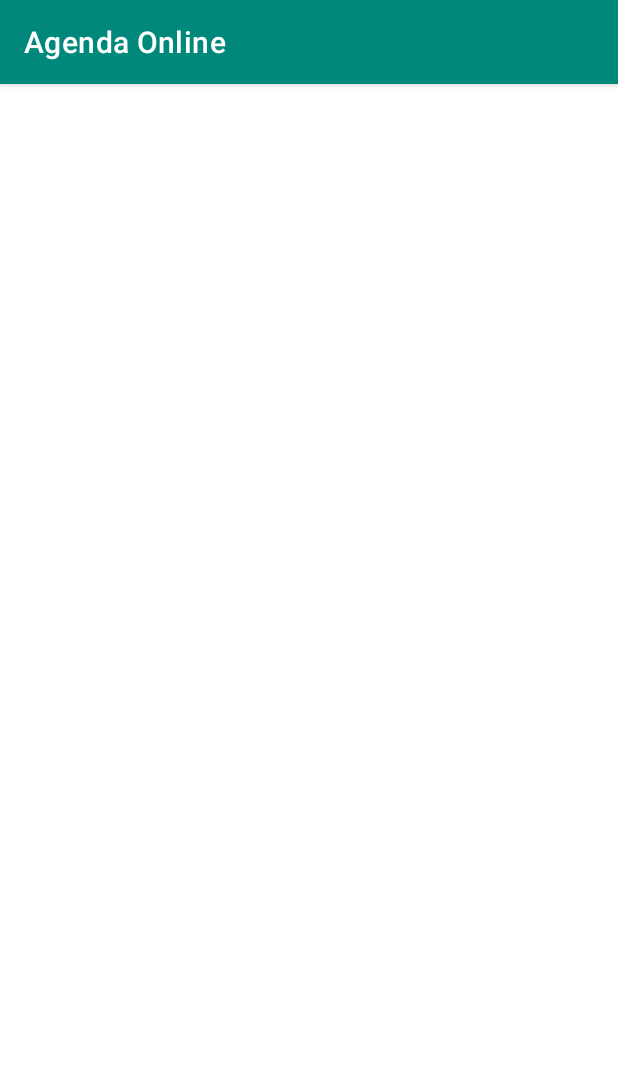
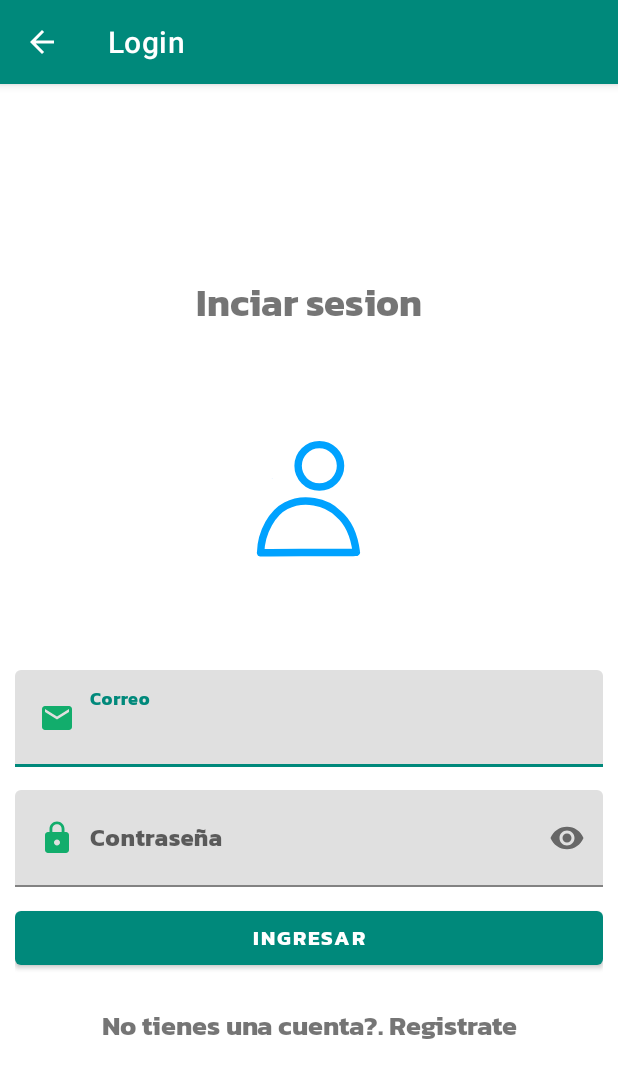
Before and after one commit to V3Ronica1/PROYECTO-FINAL-DAUTE, an Android app: the Login screen opened directly, with no data from a screen before it, on a phone screen of 412 x 824 dp. Shown: the top 1078 px of the screen. Run offline under Robolectric (Android 15) with nearby library versions, the light colour scheme and no system bars; our stand-ins replace Firebase (no records; nobody signed in at launch, a user with empty details on screens opened directly).

Commit message:
Inicio de sesion hecho

```diff
--- a/app/src/main/java/com/Login.java
+++ b/app/src/main/java/com/Login.java
@@ -1,16 +1,128 @@
 package com;
 
+import androidx.annotation.NonNull;
+import androidx.appcompat.app.ActionBar;
 import androidx.appcompat.app.AppCompatActivity;
 
+import android.app.ProgressDialog;
+import android.content.Intent;
 import android.os.Bundle;
+import android.text.TextUtils;
+import android.util.Patterns;
+import android.view.View;
+import android.widget.Button;
+import android.widget.EditText;
+import android.widget.TextView;
+import android.widget.Toast;
 
+import com.google.android.gms.tasks.OnCompleteListener;
+import com.google.android.gms.tasks.OnFailureListener;
+import com.google.android.gms.tasks.Task;
+import com.google.firebase.auth.AuthResult;
+import com.google.firebase.auth.FirebaseAuth;
+import com.google.firebase.auth.FirebaseUser;
 import com.vg.agenda_online.R;
 
 public class Login extends AppCompatActivity {
+
+    EditText CorreoLogin,PassLongin;
+    Button Btn_Logeo;
+    TextView usuarionuevotxt;
+
+    ProgressDialog progressDialog;
+
+    FirebaseAuth firebaseAuth;
+
+    //Validar los datos
+    String correo = " ", password = " ";
 
     @Override
     protected void onCreate(Bundle savedInstanceState) {
         super.onCreate(savedInstanceState);
         setContentView(R.layout.activity_login);
+
+        ActionBar actionBar=getSupportActionBar();
+        actionBar.setTitle("Login");
+        actionBar.setDisplayHomeAsUpEnabled(true);
+        actionBar.setDisplayHomeAsUpEnabled(true);
+
+        CorreoLogin = findViewById(R.id.CorreoLogin);
+        PassLongin=findViewById(R.id.PassLongin);
+        Btn_Logeo=findViewById(R.id.Btn_Logeo);
+        usuarionuevotxt=findViewById(R.id.usuarionuevotxt);
+
+        firebaseAuth = FirebaseAuth.getInstance();
+
+        progressDialog = new ProgressDialog(Login.this);
+        progressDialog.setTitle("Espere por favor");
+        progressDialog.setCanceledOnTouchOutside(false);
+
+
+
+        Btn_Logeo.setOnClickListener(new View.OnClickListener() {
+            @Override
+            public void onClick(View view) {
+                ValidarDatos();
+            }
+        });
+
+        usuarionuevotxt.setOnClickListener(new View.OnClickListener() {
+            @Override
+            public void onClick(View view) {
+                startActivity(new Intent(Login.this,Registro.class));
+            }
+        });
+    }
+
+    private void ValidarDatos() {
+
+        correo=CorreoLogin.getText().toString();
+        password=PassLongin.getText().toString();
+
+        if (!Patterns.EMAIL_ADDRESS.matcher(correo).matches()){
+            Toast.makeText(this, "Correo Invalido", Toast.LENGTH_SHORT).show();
+        }
+        else if (TextUtils.isEmpty(password)){
+            Toast.makeText(this, "Ingrese contraseña", Toast.LENGTH_SHORT).show();
+        }
+        else {
+            LoginDeUsuario();
+        }
+    }
+
+    private void LoginDeUsuario() {
+        progressDialog.setMessage("Iniciando sesion...");
+        progressDialog.show();
+        firebaseAuth.signInWithEmailAndPassword(correo,password)
+                .addOnCompleteListener(Login.this, new OnCompleteListener<AuthResult>() {
+                    @Override
+                    public void onComplete(@NonNull Task<AuthResult> task) {
+
+                        if (task.isSuccessful()){
+                            progressDialog.dismiss();
+                            FirebaseUser user= firebaseAuth.getCurrentUser();
+                            startActivity(new Intent(Login.this,MenuPrincipal.class));
+                            Toast.makeText(Login.this, "Bienvenido(a): "+user.getEmail(), Toast.LENGTH_SHORT).show();
+                            finish();
+                     }
+                        else {
+                            progressDialog.dismiss();
+                            Toast.makeText(Login.this, "Verifique si el correo y contraseña son los correctos", Toast.LENGTH_SHORT).show();
+                        }
+                    }
+                }).addOnFailureListener(new OnFailureListener() {
+                    @Override
+                    public void onFailure(@NonNull Exception e) {
+                        Toast.makeText(Login.this, ""+e.getMessage(), Toast.LENGTH_SHORT).show();
+
+                    }
+                });
+
+        }
+
+    @Override
+    public boolean onSupportNavigateUp() {
+        onBackPressed();
+        return super.onSupportNavigateUp();
     }
 }
--- a/app/src/main/res/layout/activity_login.xml
+++ b/app/src/main/res/layout/activity_login.xml
@@ -1,9 +1,96 @@
 <?xml version="1.0" encoding="utf-8"?>
-<androidx.constraintlayout.widget.ConstraintLayout xmlns:android="http://schemas.android.com/apk/res/android"
+<RelativeLayout xmlns:android="http://schemas.android.com/apk/res/android"
     xmlns:app="http://schemas.android.com/apk/res-auto"
     xmlns:tools="http://schemas.android.com/tools"
     android:layout_width="match_parent"
     android:layout_height="match_parent"
     tools:context="com.Login">
 
-</androidx.constraintlayout.widget.ConstraintLayout>
+    <androidx.appcompat.widget.LinearLayoutCompat
+        android:layout_width="match_parent"
+        android:layout_height="match_parent"
+        android:gravity="center"
+        android:orientation="vertical"
+        android:padding="10dp">
+
+        <TextView
+            android:layout_width="match_parent"
+            android:layout_height="wrap_content"
+            android:fontFamily="@font/kanitbold"
+            android:gravity="center"
+            android:text="@string/IniciarSesionTxt"
+            android:textSize="25sp" />
+
+        <com.airbnb.lottie.LottieAnimationView
+            android:layout_width="200dp"
+            android:layout_height="200dp"
+            android:layout_gravity="center"
+            android:layout_marginTop="10dp"
+            app:lottie_autoPlay="true"
+            app:lottie_fileName="login.json"
+            app:lottie_imageAssetsFolder="assets"
+            app:lottie_loop="true" />
+
+        <com.google.android.material.textfield.TextInputLayout
+            android:layout_width="match_parent"
+            android:layout_height="wrap_content"
+            android:layout_marginTop="15dp">
+
+            <EditText
+                android:id="@+id/CorreoLogin"
+                android:layout_width="match_parent"
+                android:layout_height="wrap_content"
+                android:drawableStart="@drawable/ic_correo"
+                android:drawablePadding="10dp"
+                android:fontFamily="@font/kanitbold"
+                android:hint="@string/CorreoLogin"
+                android:inputType="textEmailAddress"
+                android:padding="20dp" />
+
+
+        </com.google.android.material.textfield.TextInputLayout>
+
+        <com.google.android.material.textfield.TextInputLayout
+            android:layout_width="match_parent"
+            android:layout_height="wrap_content"
+            android:layout_marginTop="15dp"
+            app:passwordToggleEnabled="true">
+
+            <EditText
+                android:id="@+id/PassLongin"
+                android:layout_width="match_parent"
+                android:layout_height="wrap_content"
+                android:drawableStart="@drawable/ic_password"
+                android:drawablePadding="10dp"
+                android:fontFamily="@font/kanitbold"
+                android:hint="@string/PassLogin"
+                android:inputType="textPassword"
+                android:padding="20dp" />
+
+
+        </com.google.android.material.textfield.TextInputLayout>
+
+        <Button
+            android:id="@+id/Btn_Logeo"
+            android:layout_width="match_parent"
+            android:layout_height="wrap_content"
+            android:layout_marginTop="10dp"
+            android:fontFamily="@font/kanitbold"
+            android:text="@string/Btn_Logeo" />
+
+        <TextView
+            android:id="@+id/usuarionuevotxt"
+            android:layout_width="match_parent"
+            android:layout_height="wrap_content"
+            android:layout_marginTop="20dp"
+            android:fontFamily="@font/kanitbold"
+            android:gravity="center"
+            android:text="@string/usuarionuevotxt"
+            android:textSize="18sp"
+            android:textStyle="bold" />
+
+
+    </androidx.appcompat.widget.LinearLayoutCompat>
+
+
+</RelativeLayout>
--- a/app/src/main/res/values/strings.xml
+++ b/app/src/main/res/values/strings.xml
@@ -18,4 +18,11 @@
     <!--Menu Principal-->
     <string name="Cerrarsesion">Salir</string>
 
+    <!--Activdad Login-->
+    <string name="IniciarSesionTxt">Inciar sesion</string>
+    <string name="CorreoLogin">Correo</string>
+    <string name="PassLogin">Contraseña</string>
+    <string name="Btn_Logeo">Ingresar</string>
+    <string name="usuarionuevotxt">No tienes una cuenta?. Registrate</string>
+
 </resources>
```
Also changed, not shown: app/src/main/assets/login.json (added, +1 -0 lines).
